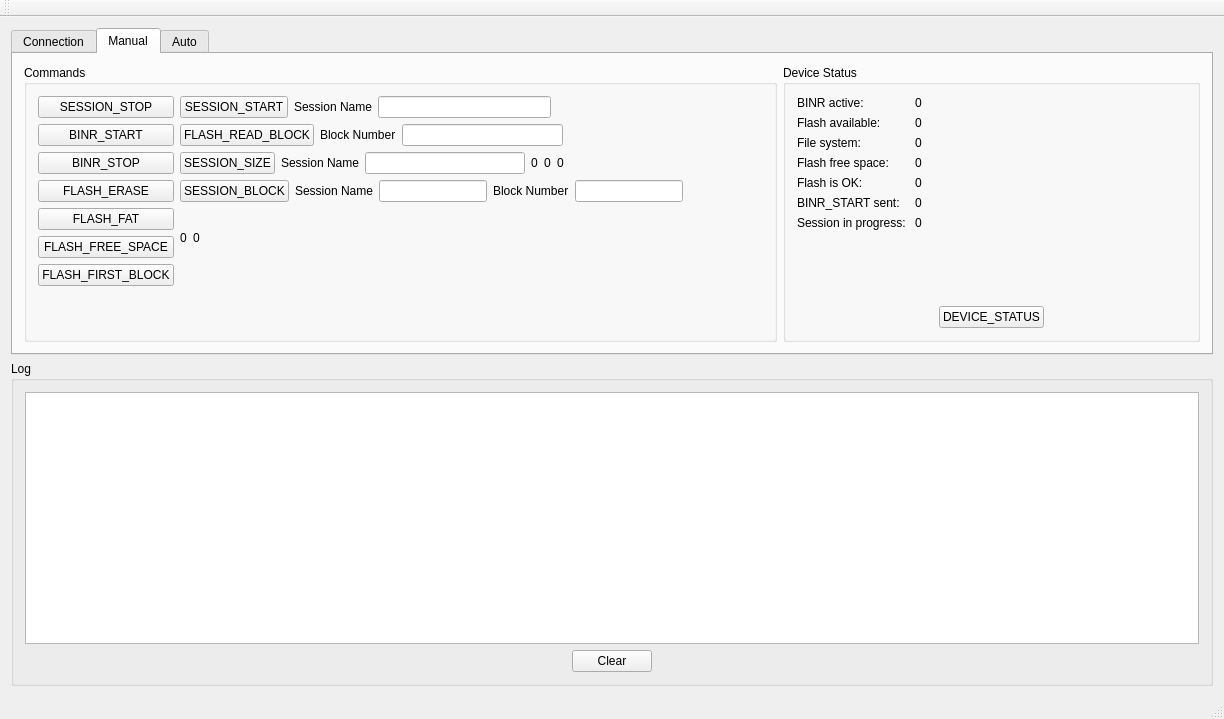
The window that MGPS/MGPS_client/mainwindow.ui (maxigros/common) describes before a commit, drawn with Qt 5.
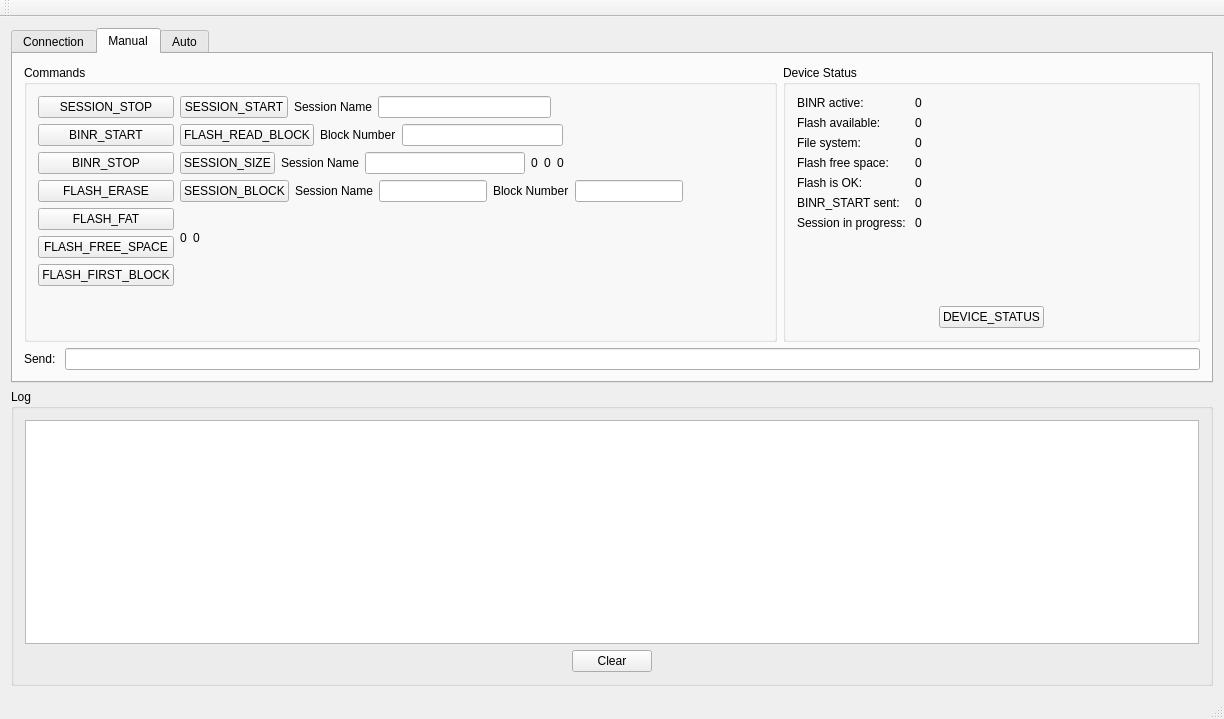
The same window after the commit. The open tabs and pages were chosen to show the change.

Commit message: Изменения, которые будут включены в коммит: 	изменено:      MGPS_client/defines.h 	изменено:      MGPS_client/llmdb_client.cpp 	изменено:      MGPS_client/llmdb_client.h 	изменено:      MGPS_client/mainwindow.cpp 	изменено:      MGPS_client/mainwindow.h 	изменено:      MGPS_client/mainwindow.ui

What changed in the file:
```diff
--- a/MGPS/MGPS_client/mainwindow.ui
+++ b/MGPS/MGPS_client/mainwindow.ui
@@ -18,7 +18,7 @@
     <item>
      <widget class="QTabWidget" name="tabWidget">
       <property name="currentIndex">
-       <number>1</number>
+       <number>2</number>
       </property>
       <widget class="QWidget" name="tab_connect">
        <attribute name="title">
@@ -141,8 +141,10 @@
        <attribute name="title">
         <string>Manual</string>
        </attribute>
-       <layout class="QGridLayout" name="gridLayout_4">
-        <item row="0" column="0">
+       <layout class="QVBoxLayout" name="verticalLayout_10">
+        <item>
+         <layout class="QHBoxLayout" name="horizontalLayout_24">
+          <item>
          <widget class="QGroupBox" name="groupBox_3">
           <property name="title">
            <string>Commands</string>
@@ -358,7 +360,7 @@
                   </widget>
                  </item>
                  <item>
-                  <widget class="QLineEdit" name="lineEdit_block_session_name"/>
+                    <widget class="QLineEdit" name="lineEdit_session_block_name"/>
                  </item>
                  <item>
                   <widget class="QLabel" name="label_7">
@@ -388,7 +390,7 @@
                <item>
                 <widget class="QLabel" name="label_16">
                  <property name="text">
-                  <string> </string>
+                    <string/>
                  </property>
                 </widget>
                </item>
@@ -456,7 +458,7 @@
           </layout>
          </widget>
         </item>
-        <item row="0" column="1">
+          <item>
          <widget class="QGroupBox" name="groupBox_2">
           <property name="title">
            <string>Device Status</string>
@@ -650,6 +652,22 @@
            </item>
           </layout>
          </widget>
+          </item>
+         </layout>
+        </item>
+        <item>
+         <layout class="QHBoxLayout" name="horizontalLayout_23">
+          <item>
+           <widget class="QLabel" name="label_15">
+            <property name="text">
+             <string>Send: </string>
+            </property>
+           </widget>
+          </item>
+          <item>
+           <widget class="QLineEdit" name="lineEdit_send"/>
+          </item>
+         </layout>
         </item>
        </layout>
       </widget>
```
Lines whose indentation alone changed are shown as unchanged. The commit also changes 5 other files.
